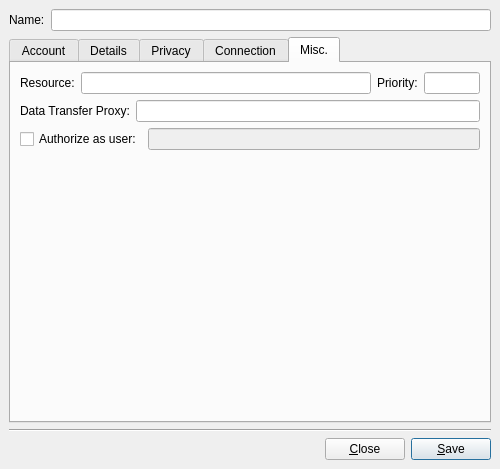
Old version of the form src/accountmodify.ui in the repository mblsha/psi.
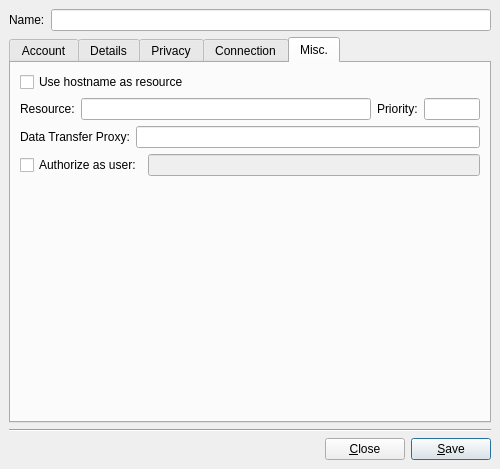
New version of the form. The open tabs and pages were chosen to show the change. Custom widgets are drawn as their Qt base class.

Commit message: Added option to automatically set hostname.

Patch:
```diff
--- a/src/accountmodify.ui
+++ b/src/accountmodify.ui
@@ -741,6 +741,13 @@
        <property name="spacing" >
         <number>6</number>
        </property>
+       <item>
+        <widget class="QCheckBox" name="ck_automatic_resource" >
+         <property name="text" >
+          <string>Use hostname as resource</string>
+         </property>
+        </widget>
+       </item>
        <item>
         <layout class="QHBoxLayout" >
          <property name="margin" >
```
The commit also changes 6 other files.
